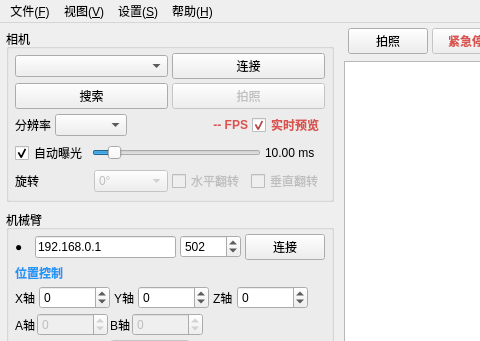
Old version of the form ui/MainWindow.ui in the repository choushunn/ArmSightStitch; both pictures show x 0 to 480 and y 0 to 341 of the 1200 by 765 pixel window.
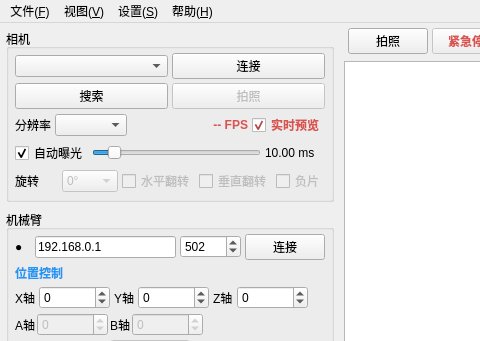
New version of the form.

Commit message:
feat(camera): 添加负片效果预览功能
1. 新增相机接口的负片设置/获取纯虚函数
2. 在CameraHandler中实现软件负片逻辑，仅影响预览画面
3. 在UI中添加负片勾选框并绑定相关信号槽
4. 同步连接/断开相机时的负片控件状态和数值
5. 新增CMake构建预设命令到Claude调试配置

The edit to the form file:
```diff
--- a/ui/MainWindow.ui
+++ b/ui/MainWindow.ui
@@ -183,6 +183,12 @@
                   <property name="enabled"><bool>false</bool></property>
                  </widget>
                 </item>
+                <item>
+                 <widget class="QCheckBox" name="negativeCheck">
+                  <property name="text"><string>负片</string></property>
+                  <property name="enabled"><bool>false</bool></property>
+                 </widget>
+                </item>
                </layout>
               </item>
               <item>
```
The commit also changes 5 other files.
